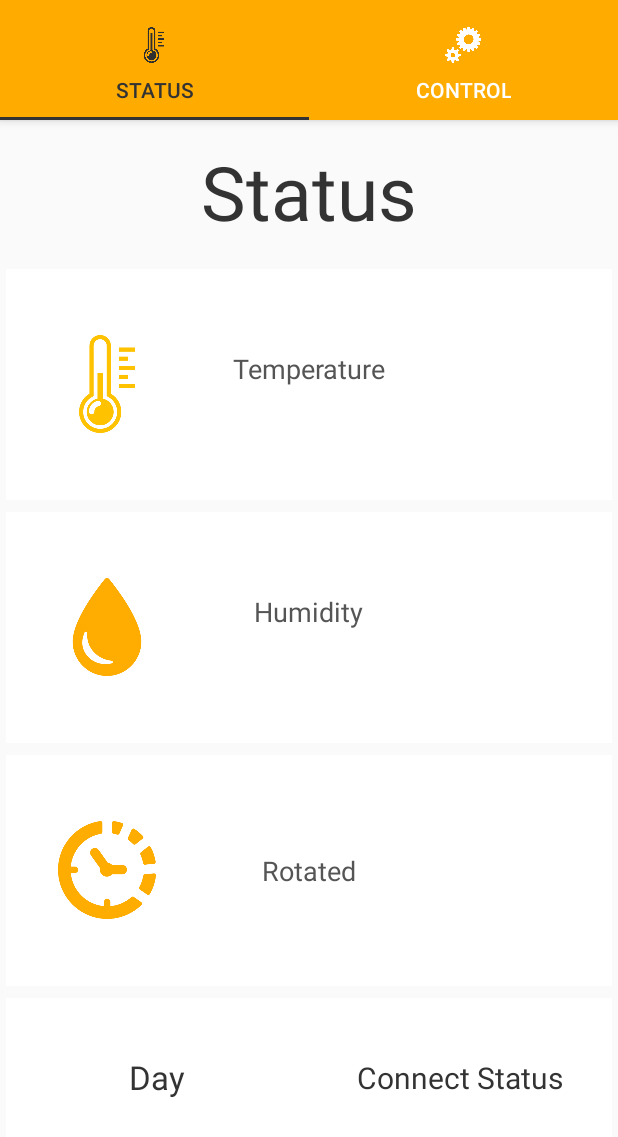
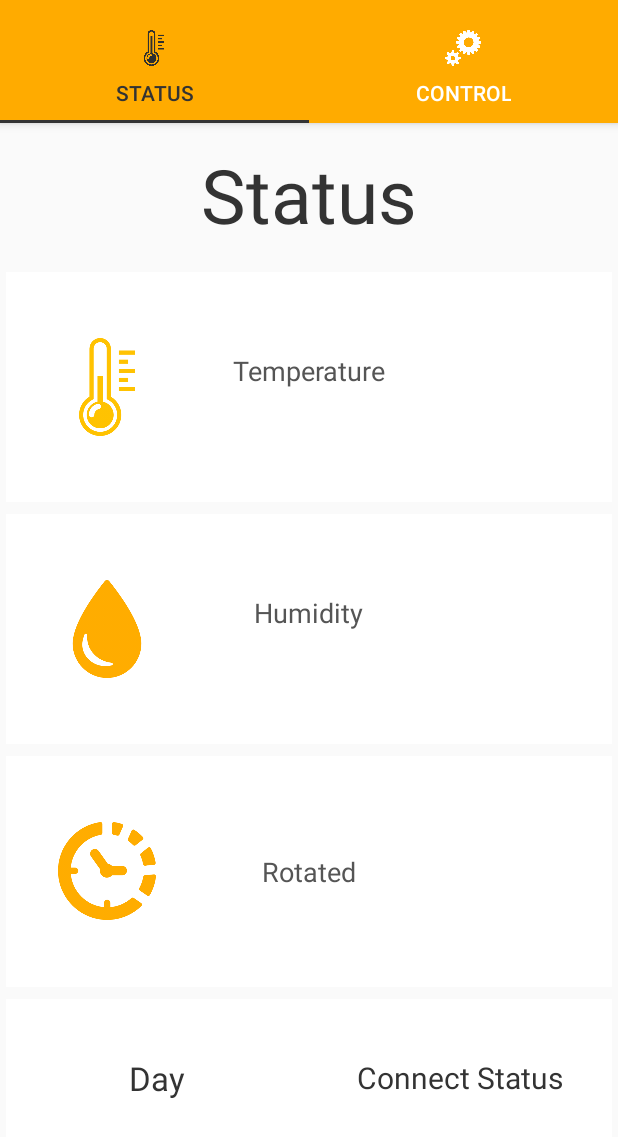
Before and after one commit to kimkimhun/IOTAPPLICATION, an Android app: the screen it shows after launch (HomeActivity), on a phone screen of 412 x 824 dp. Shown: the top 1137 px of the screen. Run offline under Robolectric (Android 15) with nearby library versions, the phone set to English and light mode, and no system bars; libraries missing offline, so code that uses them is left out: com.github.nkzawa.emitter, com.github.nkzawa.socketio; 7 statements that could not run were skipped.

Commit message:
Third Commit

```diff
--- a/app/src/main/res/layout/activity_home.xml
+++ b/app/src/main/res/layout/activity_home.xml
@@ -12,7 +12,7 @@
         android:id="@+id/appbar"
         android:layout_width="match_parent"
         android:layout_height="wrap_content"
-        android:paddingTop="@dimen/appbar_padding_top"
+        android:paddingTop="@dimen/space_10dp"
         android:theme="@style/AppTheme.AppBarOverlay">
 
         <android.support.design.widget.TabLayout
```
